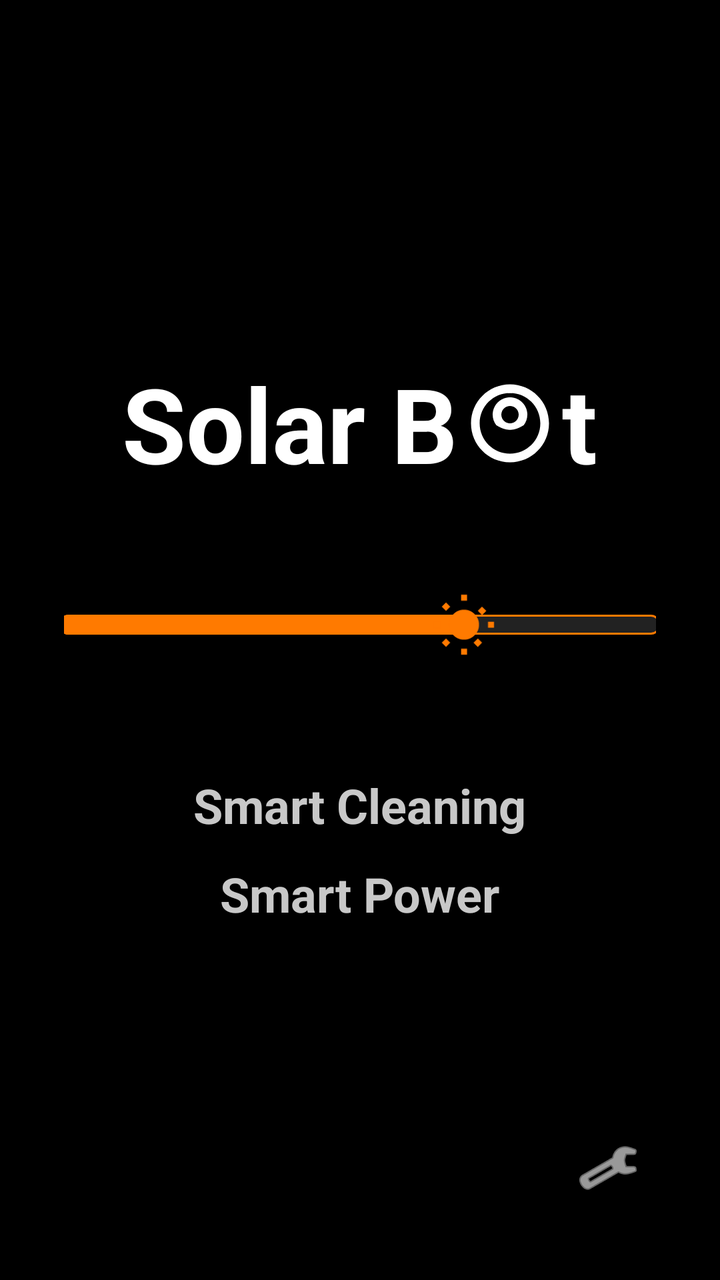
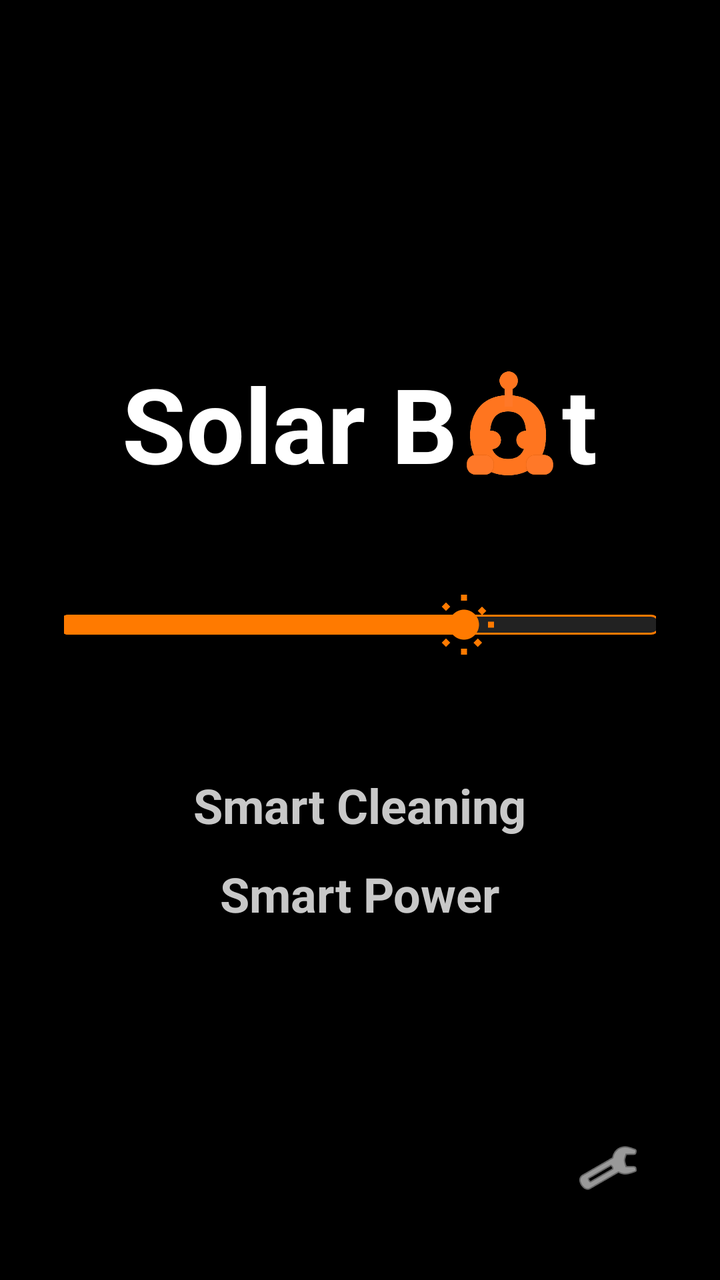

An Android layout rendered at two revisions. The XML below is the earlier revision; the diff shows what the commit changed to produce the second picture.
<!-- AndroidManifest.xml: application theme Theme.SolarTech -->
<!-- res/layout/activity_main.xml -->
<?xml version="1.0" encoding="utf-8"?>
<FrameLayout xmlns:android="http://schemas.android.com/apk/res/android"
    xmlns:app="http://schemas.android.com/apk/res-auto"
    xmlns:tools="http://schemas.android.com/tools"
    android:layout_width="match_parent"
    android:layout_height="match_parent"
    android:background="#000000"
    tools:ignore="HardcodedText,ContentDescription,AppCompatResource">

    
    <WebView
        android:id="@+id/webView"
        android:layout_width="match_parent"
        android:layout_height="match_parent"
        android:visibility="gone" />

    
    <RelativeLayout
        android:id="@+id/splashContainer"
        android:layout_width="match_parent"
        android:layout_height="match_parent"
        android:background="#000000"
        android:padding="32dp">

        
        <LinearLayout
            android:layout_width="wrap_content"
            android:layout_height="wrap_content"
            android:layout_centerInParent="true"
            android:gravity="center"
            android:orientation="vertical">

            
            <LinearLayout
                android:layout_width="wrap_content"
                android:layout_height="wrap_content"
                android:gravity="center_vertical"
                android:orientation="horizontal">

                <TextView
                    android:layout_width="wrap_content"
                    android:layout_height="wrap_content"
                    android:text="Solar B"
                    android:textColor="#FFFFFF"
                    android:textSize="52sp"
                    android:textStyle="bold" />

                <ImageView
                    android:layout_width="52dp"
                    android:layout_height="52dp"
                    android:layout_gravity="center_vertical"
                    android:src="@drawable/ic_solar_bot_logo_o" />

                <TextView
                    android:layout_width="wrap_content"
                    android:layout_height="wrap_content"
                    android:text="t"
                    android:textColor="#FFFFFF"
                    android:textSize="52sp"
                    android:textStyle="bold" />
            </LinearLayout>

            <Space
                android:layout_width="match_parent"
                android:layout_height="48dp" />

            
            <RelativeLayout
                android:layout_width="300dp"
                android:layout_height="36dp"
                android:gravity="center_vertical">

                <View
                    android:layout_width="match_parent"
                    android:layout_height="10dp"
                    android:layout_centerVertical="true"
                    android:background="@drawable/splash_progress_track" />

                <View
                    android:id="@+id/progressFill"
                    android:layout_width="200dp"
                    android:layout_height="10dp"
                    android:layout_centerVertical="true"
                    android:background="@drawable/splash_progress_fill" />

                <ImageView
                    android:id="@+id/progressSunIcon"
                    android:layout_width="36dp"
                    android:layout_height="36dp"
                    android:layout_centerVertical="true"
                    android:layout_marginStart="184dp"
                    android:src="@drawable/ic_sun_gear" />
            </RelativeLayout>

            <Space
                android:layout_width="match_parent"
                android:layout_height="56dp" />

            <TextView
                android:layout_width="wrap_content"
                android:layout_height="wrap_content"
                android:text="Smart Cleaning"
                android:textColor="#C8C8C8"
                android:textSize="24sp"
                android:textStyle="bold" />

            <Space
                android:layout_width="match_parent"
                android:layout_height="12dp" />

            <TextView
                android:layout_width="wrap_content"
                android:layout_height="wrap_content"
                android:text="Smart Power"
                android:textColor="#C8C8C8"
                android:textSize="24sp"
                android:textStyle="bold" />
        </LinearLayout>

        
        <ImageButton
            android:id="@+id/btnSettings"
            android:layout_width="48dp"
            android:layout_height="48dp"
            android:layout_alignParentBottom="true"
            android:layout_alignParentEnd="true"
            android:background="?attr/selectableItemBackgroundBorderless"
            android:src="@android:drawable/ic_menu_manage"
            app:tint="#FFFFFF" />

    </RelativeLayout>

</FrameLayout>
<!-- resources referenced by this layout -->
<resources>
  <!-- drawable ic_solar_bot_logo_o (drawable) -->
  <vector xmlns:android="http://schemas.android.com/apk/res/android"
      android:width="48dp"
      android:height="48dp"
      android:viewportWidth="48"
      android:viewportHeight="48">
    
    <path
        android:fillColor="#FFFFFF"
        android:pathData="M24,6C14.06,6 6,14.06 6,24s8.06,18 18,18s18,-8.06 18,-18S33.94,6 24,6z M24,38c-7.73,0 -14,-6.27 -14,-14s6.27,-14 14,-14s14,6.27 14,14S31.73,38 24,38z"/>
    
    <path
        android:fillColor="#FFFFFF"
        android:pathData="M24,12c-4.42,0 -8,3.58 -8,8c0,1.82 0.62,3.5 1.66,4.85C19.34,25.9 21.5,27 24,27s4.66,-1.1 6.34,-2.15C31.38,23.5 32,21.82 32,20C32,15.58 28.42,12 24,12z M24,16c2.21,0 4,1.79 4,4s-1.79,4 -4,4s-4,-1.79 -4,-4S21.79,16 24,16z"/>
    
    <path
        android:fillColor="#FFFFFF"
        android:pathData="M23,7h2v3h-2z"/>
  </vector>
  <!-- drawable ic_sun_gear (drawable) -->
  <vector xmlns:android="http://schemas.android.com/apk/res/android"
      android:width="32dp"
      android:height="32dp"
      android:viewportWidth="24"
      android:viewportHeight="24">
    <path
        android:fillColor="#FF7A00"
        android:pathData="M12,7c-2.76,0 -5,2.24 -5,5s2.24,5 5,5s5,-2.24 5,-5S14.76,7 12,7z M2,11h2v2H2V11z M20,11h2v2h-2V11z M11,2h2v2h-2V2z M11,20h2v2h-2V20z M5.99,4.58l1.42,1.42l-1.42,1.42L4.57,6L5.99,4.58z M16.59,16.59l1.42,1.42l-1.42,1.42l-1.42-1.42L16.59,16.59z M4.58,18.01l1.42-1.42l1.42,1.42l-1.42,1.42L4.58,18.01z M16.59,7.41l1.42-1.42l1.42,1.42l-1.42,1.42L16.59,7.41z"/>
  </vector>
  <!-- drawable splash_progress_fill (drawable) -->
  <shape xmlns:android="http://schemas.android.com/apk/res/android"
      android:shape="rectangle">
      <solid android:color="#FF7A00" />
      <corners android:radius="4dp" />
  </shape>
  <!-- drawable splash_progress_track (drawable) -->
  <shape xmlns:android="http://schemas.android.com/apk/res/android"
      android:shape="rectangle">
      <solid android:color="#222222" />
      <corners android:radius="4dp" />
      <stroke android:width="1dp" android:color="#FF7A00" />
  </shape>
  <style name="Theme.SolarTech" parent="Base.Theme.SolarTech" />
  <style name="Base.Theme.SolarTech" parent="Theme.Material3.DayNight.NoActionBar">
          
          
      </style>
</resources>

<!-- the commit's change to res/layout/activity_main.xml (unified diff, before → after) -->
@@ -49,7 +49,7 @@
                     android:layout_width="52dp"
                     android:layout_height="52dp"
                     android:layout_gravity="center_vertical"
-                    android:src="@drawable/ic_solar_bot_logo_o" />
+                    android:src="@drawable/solar_icon" />
 
                 <TextView
                     android:layout_width="wrap_content"
<!-- resource entries referenced after the edit -->
@@ -1,24 +1,5 @@
 <!-- resources referenced by this layout -->
 <resources>
-  <!-- drawable ic_solar_bot_logo_o (drawable) -->
-  <vector xmlns:android="http://schemas.android.com/apk/res/android"
-      android:width="48dp"
-      android:height="48dp"
-      android:viewportWidth="48"
-      android:viewportHeight="48">
-    
-    <path
-        android:fillColor="#FFFFFF"
-        android:pathData="M24,6C14.06,6 6,14.06 6,24s8.06,18 18,18s18,-8.06 18,-18S33.94,6 24,6z M24,38c-7.73,0 -14,-6.27 -14,-14s6.27,-14 14,-14s14,6.27 14,14S31.73,38 24,38z"/>
-    
-    <path
-        android:fillColor="#FFFFFF"
-        android:pathData="M24,12c-4.42,0 -8,3.58 -8,8c0,1.82 0.62,3.5 1.66,4.85C19.34,25.9 21.5,27 24,27s4.66,-1.1 6.34,-2.15C31.38,23.5 32,21.82 32,20C32,15.58 28.42,12 24,12z M24,16c2.21,0 4,1.79 4,4s-1.79,4 -4,4s-4,-1.79 -4,-4S21.79,16 24,16z"/>
-    
-    <path
-        android:fillColor="#FFFFFF"
-        android:pathData="M23,7h2v3h-2z"/>
-  </vector>
   <!-- drawable ic_sun_gear (drawable) -->
   <vector xmlns:android="http://schemas.android.com/apk/res/android"
       android:width="32dp"
@@ -29,6 +10,7 @@
         android:fillColor="#FF7A00"
         android:pathData="M12,7c-2.76,0 -5,2.24 -5,5s2.24,5 5,5s5,-2.24 5,-5S14.76,7 12,7z M2,11h2v2H2V11z M20,11h2v2h-2V11z M11,2h2v2h-2V2z M11,20h2v2h-2V20z M5.99,4.58l1.42,1.42l-1.42,1.42L4.57,6L5.99,4.58z M16.59,16.59l1.42,1.42l-1.42,1.42l-1.42-1.42L16.59,16.59z M4.58,18.01l1.42-1.42l1.42,1.42l-1.42,1.42L4.58,18.01z M16.59,7.41l1.42-1.42l1.42,1.42l-1.42,1.42L16.59,7.41z"/>
   </vector>
+  <!-- drawable solar_icon: png bitmap (drawable, 20055 bytes) -->
   <!-- drawable splash_progress_fill (drawable) -->
   <shape xmlns:android="http://schemas.android.com/apk/res/android"
       android:shape="rectangle">
